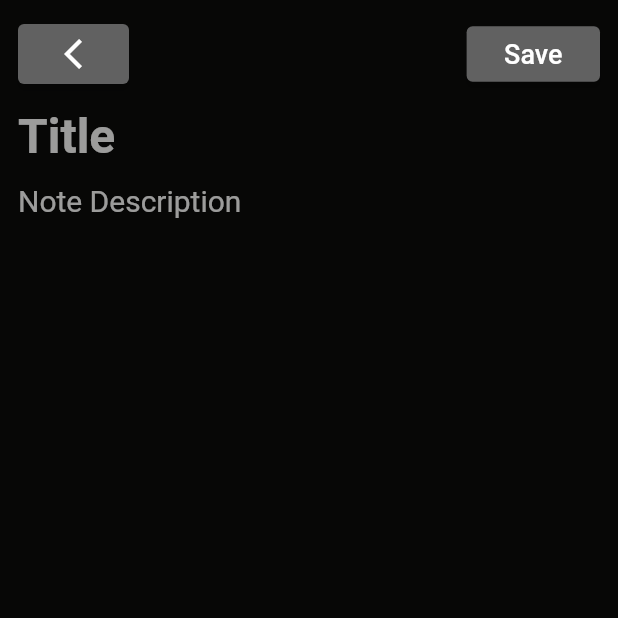
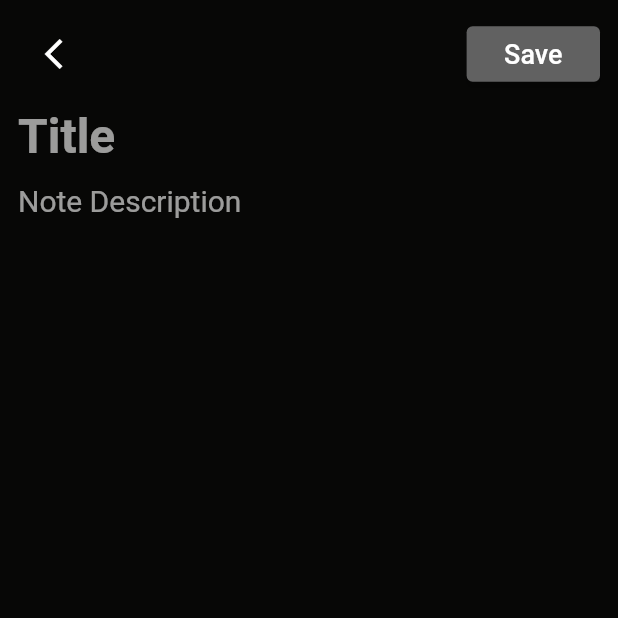
Before and after one commit to Devsinglad/Notes, a Flutter app: the AddNote screen opened directly, on a phone screen of 412 x 824 dp, the top half of it. Run offline on Flutter 3.47's test engine with Material 2 defaults, Android fonts, the phone set to English and light mode, and no system bars; our stand-ins replace cloud_firestore, firebase_auth, firebase_core, google_sign_in; accounts and stored records are empty; Roboto replaces fonts that are missing (lato).

Commit message:
core functionalities Implemented

```diff
--- a/lib/data/services/google-auth.dart
+++ b/lib/data/services/google-auth.dart
@@ -40,7 +40,7 @@ void signInWithGoogle(BuildContext context) async {
           // old user
           doc.reference.update(userData);
 
-          Navigator.of(context).pushReplacement(
+          Navigator.of(context).push(
             MaterialPageRoute(
               builder: (context) => HomePage(),
             ),
@@ -50,7 +50,7 @@ void signInWithGoogle(BuildContext context) async {
 
           users.doc(user?.uid).set(userData);
 
-          Navigator.of(context).pushReplacement(
+          Navigator.of(context).push(
             MaterialPageRoute(
               builder: (context) => HomePage(),
             ),
--- a/lib/utils/imports/imports.dart
+++ b/lib/utils/imports/imports.dart
@@ -6,3 +6,5 @@ export 'package:cloud_firestore/cloud_firestore.dart';
 export 'package:firebase_auth/firebase_auth.dart';
 export 'package:google_sign_in/google_sign_in.dart';
 export 'package:note/views/screens/HomePage.dart';
+export 'package:note/views/screens/viewNote.dart';
+export 'package:note/views/screens/addNote.dart';
--- a/lib/views/screens/addNote.dart
+++ b/lib/views/screens/addNote.dart
@@ -25,24 +25,13 @@ class _AddNoteState extends State<AddNote> {
                 Row(
                   mainAxisAlignment: MainAxisAlignment.spaceBetween,
                   children: [
-                    ElevatedButton(
+                    IconButton(
                       onPressed: () {
                         Navigator.of(context).pop();
                       },
-                      child: Icon(
+                      icon: Icon(
                         Icons.arrow_back_ios_outlined,
                         size: 24.0,
-                      ),
-                      style: ButtonStyle(
-                        backgroundColor: MaterialStateProperty.all(
-                          Colors.grey[700],
-                        ),
-                        padding: MaterialStateProperty.all(
-                          EdgeInsets.symmetric(
-                            horizontal: 25.0,
-                            vertical: 8.0,
-                          ),
-                        ),
                       ),
                     ),
                     //
--- a/lib/views/screens/loginPage.dart
+++ b/lib/views/screens/loginPage.dart
@@ -81,7 +81,7 @@ class _LoginPageState extends State<LoginPage> {
                 ),
               ),
             ),
-            //
+
             SizedBox(
               height: 10.0,
             ),
```
Also changed, not shown: lib/views/screens/HomePage.dart (+11 -9 lines), lib/views/screens/viewNote.dart (+4 -16 lines), assets/images/33c45ae6-606a-4412-9aab-313e4bd78531.png (added).
